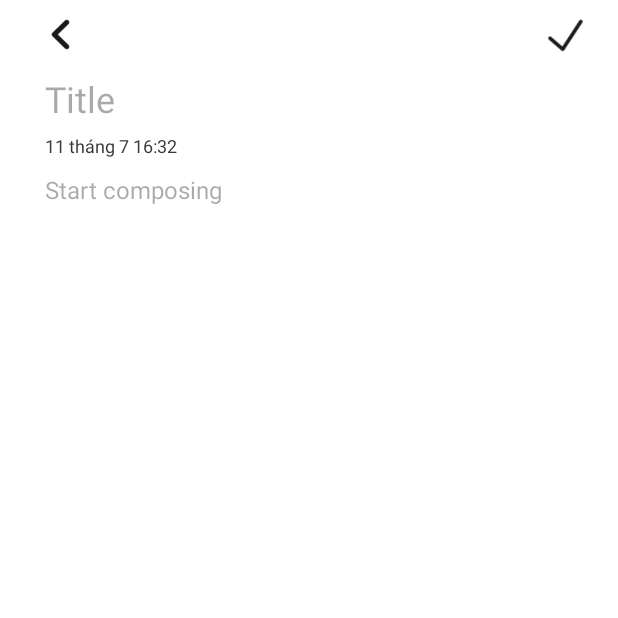
After one commit to chuthientuan/NoteApp-Android, an Android app: the CreateNoteActivity screen opened directly, with no data from a screen before it, on a phone screen of 412 x 824 dp, the top half of it. The commit adds this screen. Run offline under Robolectric (Android 15) with nearby library versions, the phone set to English and light mode, and no system bars.

Commit message:
Create Activity

```diff
--- a/app/src/main/AndroidManifest.xml
+++ b/app/src/main/AndroidManifest.xml
@@ -13,6 +13,9 @@
         android:theme="@style/Theme.NoteApp"
         tools:targetApi="31">
         <activity
+            android:name=".activities.CreateNoteActivity"
+            android:exported="false" />
+        <activity
             android:name=".activities.MainActivity"
             android:exported="false" />
         <activity
--- /dev/null
+++ b/app/src/main/java/com/example/noteapp/activities/CreateNoteActivity.java
@@ -0,0 +1,31 @@
+package com.example.noteapp.activities;
+
+import android.os.Bundle;
+import android.widget.ImageView;
+
+import androidx.activity.EdgeToEdge;
+import androidx.appcompat.app.AppCompatActivity;
+import androidx.core.graphics.Insets;
+import androidx.core.view.ViewCompat;
+import androidx.core.view.WindowInsetsCompat;
+
+import com.example.noteapp.R;
+
+public class CreateNoteActivity extends AppCompatActivity {
+    ImageView icon_back, icon_tick;
+
+    @Override
+    protected void onCreate(Bundle savedInstanceState) {
+        super.onCreate(savedInstanceState);
+        EdgeToEdge.enable(this);
+        setContentView(R.layout.activity_create_note);
+        ViewCompat.setOnApplyWindowInsetsListener(findViewById(R.id.main), (v, insets) -> {
+            Insets systemBars = insets.getInsets(WindowInsetsCompat.Type.systemBars());
+            v.setPadding(systemBars.left, systemBars.top, systemBars.right, systemBars.bottom);
+            return insets;
+        });
+        icon_back = findViewById(R.id.icon_back);
+        icon_tick = findViewById(R.id.icon_tick);
+        icon_back.setOnClickListener(v -> finish());
+    }
+}
--- a/app/src/main/java/com/example/noteapp/activities/MainActivity.java
+++ b/app/src/main/java/com/example/noteapp/activities/MainActivity.java
@@ -1,6 +1,9 @@
 package com.example.noteapp.activities;
 
+import android.content.Intent;
 import android.os.Bundle;
+import android.widget.ImageView;
+import android.widget.Toast;
 
 import androidx.activity.EdgeToEdge;
 import androidx.appcompat.app.AppCompatActivity;
@@ -11,6 +14,8 @@ import androidx.core.view.WindowInsetsCompat;
 import com.example.noteapp.R;
 
 public class MainActivity extends AppCompatActivity {
+    ImageView imageViewOverlay;
+    private long pressBacktime;
 
     @Override
     protected void onCreate(Bundle savedInstanceState) {
@@ -22,5 +27,22 @@ public class MainActivity extends AppCompatActivity {
             v.setPadding(systemBars.left, systemBars.top, systemBars.right, systemBars.bottom);
             return insets;
         });
+        imageViewOverlay = findViewById(R.id.imageViewOverlay);
+        imageViewOverlay.setOnClickListener(v -> {
+            Intent intent = new Intent(MainActivity.this, CreateNoteActivity.class);
+            startActivity(intent);
+        });
+    }
+
+    @Override
+    public void onBackPressed() {
+        if (System.currentTimeMillis() - pressBacktime < 2000) {
+            super.onBackPressed();
+            return;
+        }
+        else {
+            Toast.makeText(this, "Press back again to exit", Toast.LENGTH_SHORT).show();
+        }
+        pressBacktime = System.currentTimeMillis();
     }
 }
--- /dev/null
+++ b/app/src/main/java/com/example/noteapp/adapter/NoteAdapter.java
@@ -0,0 +1,4 @@
+package com.example.noteapp.adapter;
+
+public class NoteAdapter {
+}
--- /dev/null
+++ b/app/src/main/res/layout/activity_create_note.xml
@@ -0,0 +1,66 @@
+<?xml version="1.0" encoding="utf-8"?>
+<LinearLayout xmlns:android="http://schemas.android.com/apk/res/android"
+    xmlns:app="http://schemas.android.com/apk/res-auto"
+    xmlns:tools="http://schemas.android.com/tools"
+    android:id="@+id/main"
+    android:layout_width="match_parent"
+    android:layout_height="match_parent"
+    android:orientation="vertical"
+    android:background="@color/white"
+    tools:context=".activities.CreateNoteActivity">
+
+    <RelativeLayout
+        android:layout_width="match_parent"
+        android:layout_height="wrap_content"
+        android:layout_marginTop="8dp"
+        android:orientation="horizontal">
+        <ImageView
+            android:id="@+id/icon_back"
+            android:layout_width="30dp"
+            android:layout_height="30dp"
+            android:layout_marginStart="25dp"
+            android:src="@drawable/icon_back"/>
+        <ImageView
+            android:id="@+id/icon_tick"
+            android:layout_width="30dp"
+            android:layout_height="30dp"
+            android:layout_marginEnd="20dp"
+            android:layout_alignParentEnd="true"
+            android:src="@drawable/icon_tick"/>
+    </RelativeLayout>
+    <EditText
+        android:id="@+id/note_title"
+        android:layout_width="match_parent"
+        android:layout_height="35dp"
+        android:background="@null"
+        android:inputType="text"
+        android:hint="Title"
+        android:textSize="24sp"
+        android:textColor="@color/black"
+        android:layout_marginStart="30dp"
+        android:layout_marginTop="10dp"
+        android:autofillHints="no"/>
+    <TextView
+        android:id="@+id/time_and_date"
+        android:layout_width="wrap_content"
+        android:layout_height="wrap_content"
+        android:text="11 tháng 7 16:32"
+        android:textSize="12sp"
+        android:textColor="#373737"
+        android:layout_marginStart="30dp"
+        android:layout_marginTop="5dp"/>
+    <EditText
+        android:id="@+id/note_content"
+        android:layout_width="match_parent"
+        android:layout_height="wrap_content"
+        android:background="@null"
+        android:minHeight="500dp"
+        android:gravity="top"
+        android:inputType="textMultiLine"
+        android:hint="Start composing"
+        android:textColor="@color/black"
+        android:textSize="16sp"
+        android:paddingStart="30dp"
+        android:layout_marginTop="10dp"
+        android:autofillHints="no"/>
+</LinearLayout>
```
Also changed, not shown: app/src/main/res/drawable/icon_back.png (added), app/src/main/res/drawable/icon_tick.png (added).
